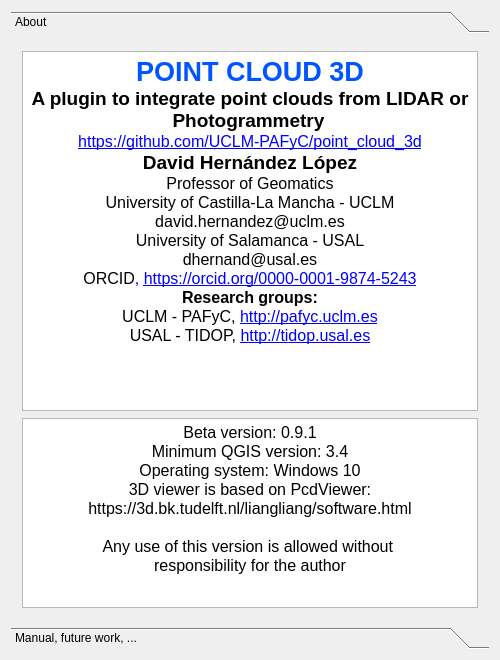
Before: the Qt Designer form point_cloud_3d_about_qdialog.ui in UCLM-PAFyC/point_cloud_3d, drawn with Qt 5.
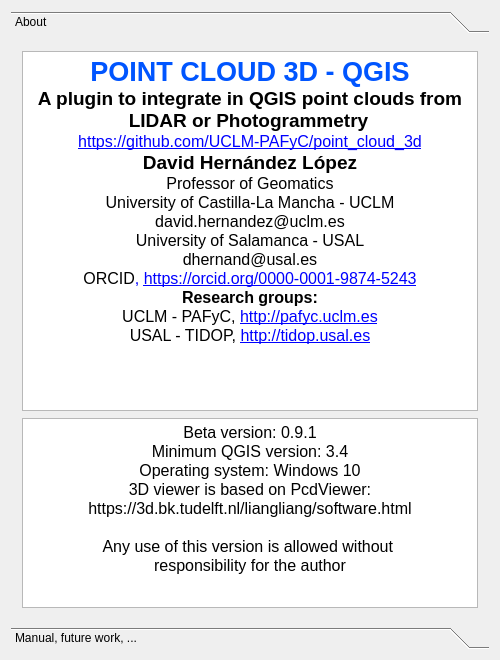
After: the same form once the commit is applied.

Commit message: Updated readme and about dialog

Patch:
```diff
--- a/point_cloud_3d_about_qdialog.ui
+++ b/point_cloud_3d_about_qdialog.ui
@@ -66,8 +66,8 @@
 &lt;html&gt;&lt;head&gt;&lt;meta name=&quot;qrichtext&quot; content=&quot;1&quot; /&gt;&lt;style type=&quot;text/css&quot;&gt;
 p, li { white-space: pre-wrap; }
 &lt;/style&gt;&lt;/head&gt;&lt;body style=&quot; font-family:'MS Shell Dlg 2'; font-size:8.15094pt; font-weight:400; font-style:normal;&quot;&gt;
-&lt;p align=&quot;center&quot; style=&quot; margin-top:0px; margin-bottom:0px; margin-left:0px; margin-right:0px; -qt-block-indent:0; text-indent:0px;&quot;&gt;&lt;span style=&quot; font-family:'Calibri'; font-size:20pt; font-weight:600; color:#0055ff;&quot;&gt;POINT CLOUD 3D&lt;/span&gt;&lt;/p&gt;
-&lt;p align=&quot;center&quot; style=&quot; margin-top:0px; margin-bottom:0px; margin-left:0px; margin-right:0px; -qt-block-indent:0; text-indent:0px;&quot;&gt;&lt;span style=&quot; font-size:14pt; font-weight:600;&quot;&gt;A plugin to integrate point clouds from LIDAR or Photogrammetry&lt;/span&gt;&lt;span style=&quot; font-size:8pt;&quot;&gt; &lt;/span&gt;&lt;/p&gt;
+&lt;p align=&quot;center&quot; style=&quot; margin-top:0px; margin-bottom:0px; margin-left:0px; margin-right:0px; -qt-block-indent:0; text-indent:0px;&quot;&gt;&lt;span style=&quot; font-family:'Calibri'; font-size:20pt; font-weight:600; color:#0055ff;&quot;&gt;POINT CLOUD 3D - QGIS&lt;/span&gt;&lt;/p&gt;
+&lt;p align=&quot;center&quot; style=&quot; margin-top:0px; margin-bottom:0px; margin-left:0px; margin-right:0px; -qt-block-indent:0; text-indent:0px;&quot;&gt;&lt;span style=&quot; font-size:14pt; font-weight:600;&quot;&gt;A plugin to integrate in QGIS point clouds from LIDAR or Photogrammetry&lt;/span&gt;&lt;span style=&quot; font-size:8pt;&quot;&gt; &lt;/span&gt;&lt;/p&gt;
 &lt;p align=&quot;center&quot; style=&quot; margin-top:0px; margin-bottom:0px; margin-left:0px; margin-right:0px; -qt-block-indent:0; text-indent:0px;&quot;&gt;&lt;a href=&quot;https://github.com/UCLM-PAFyC/point_cloud_3d&quot;&gt;&lt;span style=&quot; font-size:12pt; text-decoration: underline; color:#0000ff;&quot;&gt;https://github.com/UCLM-PAFyC/point_cloud_3d&lt;/span&gt;&lt;/a&gt;&lt;/p&gt;
 &lt;p align=&quot;center&quot; style=&quot; margin-top:0px; margin-bottom:0px; margin-left:0px; margin-right:0px; -qt-block-indent:0; text-indent:0px;&quot;&gt;&lt;span style=&quot; font-family:'Calibri'; font-size:14pt; font-weight:600; color:#000000;&quot;&gt;David Hernández López&lt;/span&gt;&lt;/p&gt;
 &lt;p align=&quot;center&quot; style=&quot; margin-top:0px; margin-bottom:0px; margin-left:0px; margin-right:0px; -qt-block-indent:0; text-indent:0px;&quot;&gt;&lt;span style=&quot; font-size:12pt;&quot;&gt;Professor of Geomatics&lt;/span&gt;&lt;/p&gt;
```
Left out of the diff: 2 changed lines with no effect on the pictures. The commit also changes 1 other file.
